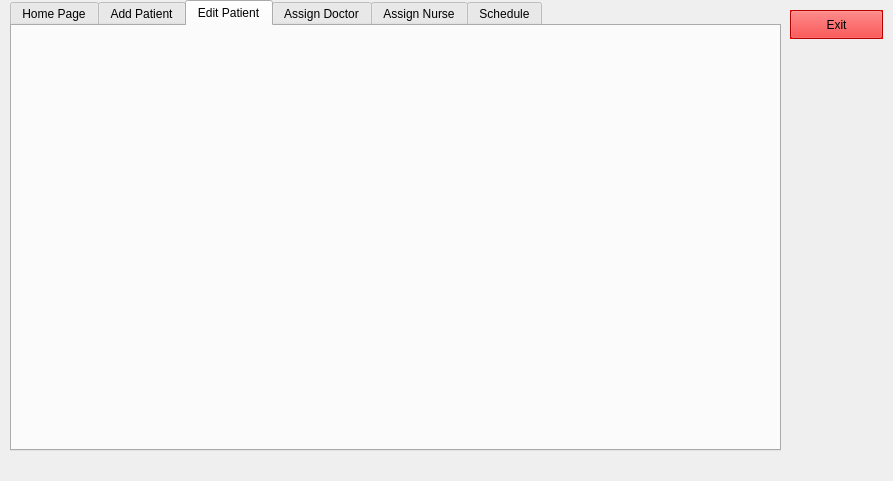
moazelshafey/HMS_CSLab, file HMS/admin.ui: the form before one commit.
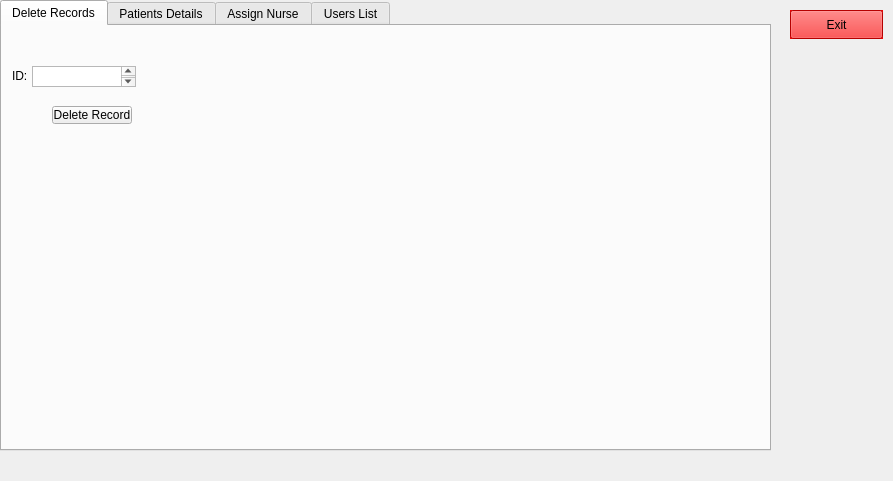
The form after the commit. The open tabs and pages were chosen to show the change. Icons and pictures are not drawn.

Commit message: Overhaueled Doctor, added Admin functionalties, and Record Data

Diff of the .ui file:
```diff
--- a/HMS/admin.ui
+++ b/HMS/admin.ui
@@ -16,7 +16,7 @@
   <widget class="QTabWidget" name="hometab">
    <property name="geometry">
     <rect>
-     <x>10</x>
+     <x>0</x>
      <y>0</y>
      <width>771</width>
      <height>451</height>
@@ -34,27 +34,50 @@
    <property name="currentIndex">
     <number>5</number>
    </property>
-   <widget class="QWidget" name="hometabname">
-    <property name="toolTip">
-     <string>&lt;html&gt;&lt;head/&gt;&lt;body&gt;&lt;p&gt;&lt;span style=&quot; font-weight:700;&quot;&gt;Write here &lt;/span&gt;&lt;/p&gt;&lt;p&gt;&lt;br/&gt;&lt;/p&gt;&lt;/body&gt;&lt;/html&gt;</string>
-    </property>
-    <attribute name="title">
-     <string>Home Page</string>
-    </attribute>
-   </widget>
-   <widget class="QWidget" name="tab_4">
-    <attribute name="title">
-     <string>Add Patient</string>
-    </attribute>
-   </widget>
    <widget class="QWidget" name="page3">
     <attribute name="title">
-     <string>Edit Patient</string>
+     <string>Delete Records</string>
     </attribute>
+    <widget class="QPushButton" name="DeleteRecordButton">
+     <property name="geometry">
+      <rect>
+       <x>50</x>
+       <y>80</y>
+       <width>80</width>
+       <height>18</height>
+      </rect>
+     </property>
+     <property name="text">
+      <string>Delete Record</string>
+     </property>
+    </widget>
+    <widget class="QTextEdit" name="PatientIDToBeDeleted">
+     <property name="geometry">
+      <rect>
+       <x>30</x>
+       <y>40</y>
+       <width>104</width>
+       <height>21</height>
+      </rect>
+     </property>
+    </widget>
+    <widget class="QLabel" name="label">
+     <property name="geometry">
+      <rect>
+       <x>10</x>
+       <y>40</y>
+       <width>20</width>
+       <height>20</height>
+      </rect>
+     </property>
+     <property name="text">
+      <string>ID:</string>
+     </property>
+    </widget>
    </widget>
    <widget class="QWidget" name="tab">
     <attribute name="title">
-     <string>Assign Doctor</string>
+     <string>Patients Details</string>
     </attribute>
    </widget>
    <widget class="QWidget" name="tab_2">
@@ -64,7 +87,7 @@
    </widget>
    <widget class="QWidget" name="tab_3">
     <attribute name="title">
-     <string>Schedule</string>
+     <string>Users List</string>
     </attribute>
    </widget>
   </widget>
```
Left out of the diff: 24 changed lines with no effect on the pictures. The commit also changes 16 other files.
